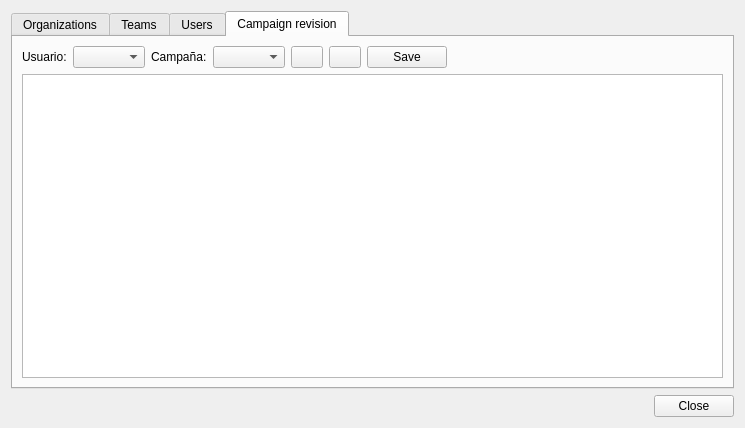
Giswater/giswater_qgis_plugin, file core/ui/toolbars/cm/resources_management.ui: the form before one commit.
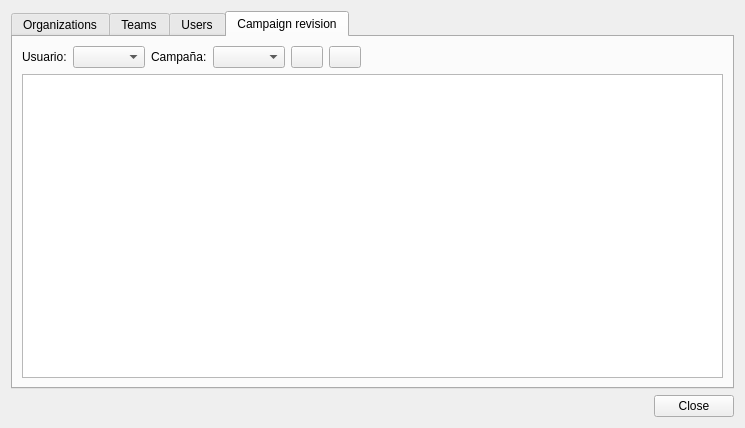
The form after the commit. The open tabs and pages were chosen to show the change.

Commit message: feat(cm): mark changed rows as bold on admin campaign selector table

```diff
--- a/core/ui/toolbars/cm/resources_management.ui
+++ b/core/ui/toolbars/cm/resources_management.ui
@@ -281,13 +281,6 @@
             </widget>
            </item>
            <item row="0" column="6">
-            <widget class="QPushButton" name="btn_campaign_accept">
-             <property name="text">
-              <string>Save</string>
-             </property>
-            </widget>
-           </item>
-           <item row="0" column="7">
             <spacer name="horizontalSpacer_5">
              <property name="orientation">
               <enum>Qt::Horizontal</enum>
```
The commit also changes 1 other file.
